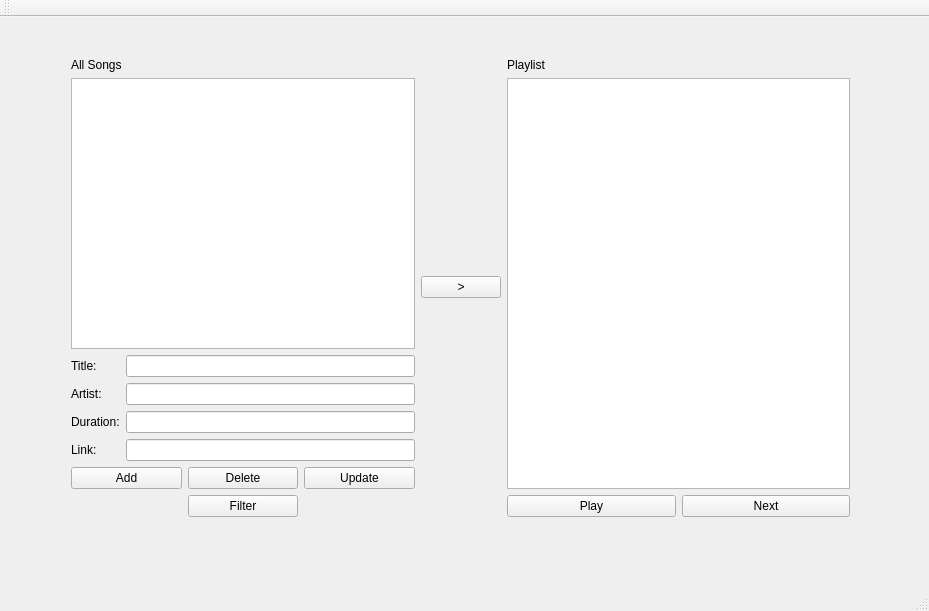
This is Qt Song Playlist/QtSongPlaylist.ui in IuniaMuntean/ooplaboratory10-IuniaMuntean as Qt 5 draws it before an edit. The edited form follows.
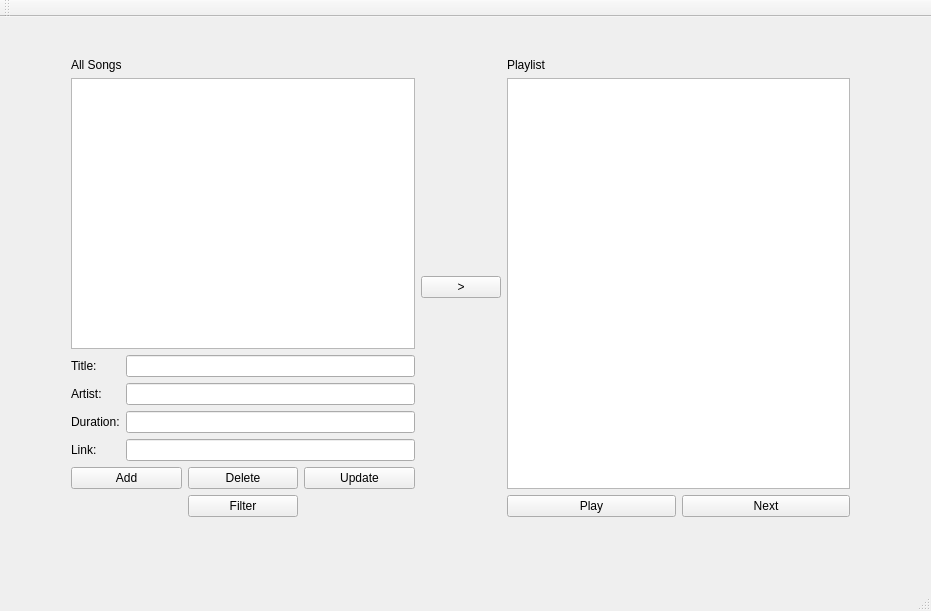
This is the edited form.

Commit message: de ce nu merge :(

The edit to the form file:
```diff
--- a/Qt Song Playlist/QtSongPlaylist.ui
+++ b/Qt Song Playlist/QtSongPlaylist.ui
@@ -6,7 +6,7 @@
    <rect>
     <x>0</x>
     <y>0</y>
-    <width>929</width>
+    <width>931</width>
     <height>611</height>
    </rect>
   </property>
```
Left out of the diff: 20 changed lines with no effect on the pictures. The commit also changes 1 other file.
